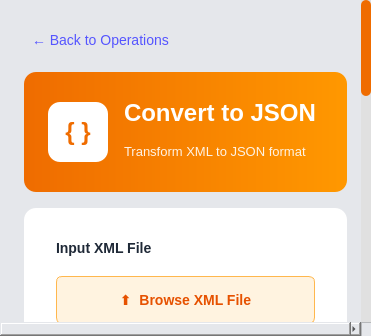
First picture: the form in src/UI/pages/json_converter_page.ui, repository amr10w/ILoveXML, before the edit.
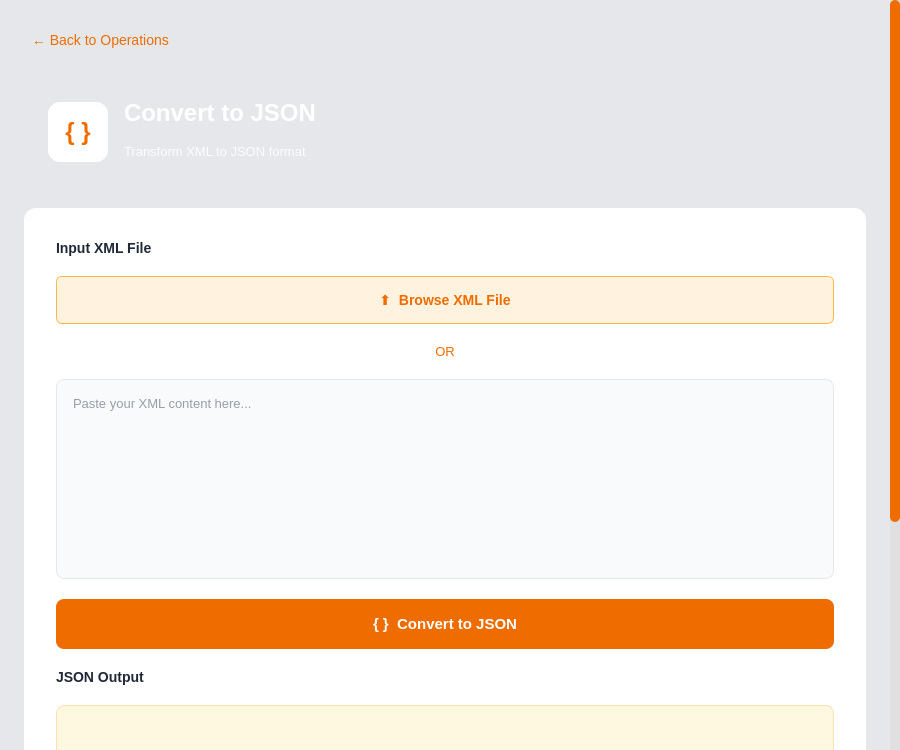
Second picture: the form after the edit.

Commit message: fix Back to Operations button in all operations pages

What changed in the file:
```diff
--- a/src/UI/pages/json_converter_page.ui
+++ b/src/UI/pages/json_converter_page.ui
@@ -2,9 +2,180 @@
 <ui version="4.0">
  <class>JsonConverterPage</class>
  <widget class="QWidget" name="JsonConverterPage">
+  <property name="geometry">
+   <rect>
+    <x>0</x>
+    <y>0</y>
+    <width>900</width>
+    <height>750</height>
+   </rect>
+  </property>
   <property name="windowTitle">
    <string>Convert to JSON</string>
   </property>
+  <property name="styleSheet">
+   <string notr="true">
+/* Global styles */
+QWidget {
+    background-color: #e5e7eb;
+}
+QLabel {
+    background-color: transparent;
+}
+
+/* Specific styling for scroll area's content wrapper */
+QWidget#scrollAreaWidgetContents {
+    background-color: #e5e7eb;
+}
+
+/* Back Button */
+QPushButton#backButton {
+    background-color: transparent;
+    border: none;
+    color: #ef6c00;
+    font-size: 14px;
+    text-align: left;
+    padding: 8px;
+}
+
+QPushButton#backButton:hover {
+    background-color: rgba(239, 108, 0, 0.1);
+    border-radius: 6px;
+    text-decoration: none;
+}
+
+/* Header Widget (Gradient Orange) */
+QWidget#headerWidget {
+    background: qlineargradient(x1:0, y1:0, x2:1, y2:0,
+                                 stop:0 #ef6c00, stop:1 #fb8c00);
+    border-radius: 12px;
+}
+
+QLabel#titleLabel {
+    color: white;
+    font-size: 24px;
+    font-weight: bold;
+}
+
+QLabel#subtitleLabel {
+    color: rgba(255, 255, 255, 0.9);
+    font-size: 13px;
+}
+
+/* Content Widget (White Card) */
+QWidget#contentWidget {
+    background-color: white;
+    border-radius: 12px;
+}
+
+/* Labels */
+QLabel#inputLabel, QLabel#outputLabel {
+    color: #1f2937;
+    font-size: 14px;
+    font-weight: 600;
+}
+
+/* Browse Button */
+QPushButton#browseButton {
+    background-color: #fff3e0;
+    color: #ef6c00;
+    border: 1px solid #ffb74d;
+    border-radius: 6px;
+    padding: 12px 24px;
+    font-size: 14px;
+    font-weight: 500;
+}
+
+QPushButton#browseButton:hover {
+    background-color: #ffe0b2;
+}
+
+/* Input Text Edit */
+QTextEdit#inputTextEdit {
+    background-color: #f9fafb;
+    border: 1px solid #e5e7eb;
+    border-radius: 8px;
+    padding: 12px;
+    font-family: 'Courier New', monospace;
+    font-size: 13px;
+    color: #374151;
+}
+
+QTextEdit#inputTextEdit:focus {
+    border: 2px solid #ef6c00;
+    background-color: white;
+}
+
+/* Output Text Edit */
+QTextEdit#outputTextEdit {
+    background-color: #fff8e1;
+    border: 1px solid #ffe0b2;
+    border-radius: 8px;
+    padding: 12px;
+    font-family: 'Courier New', monospace;
+    font-size: 13px;
+    color: #e65100;
+}
+
+/* Convert Button */
+QPushButton#convertButton {
+    background-color: #ef6c00;
+    color: white;
+    border: none;
+    border-radius: 8px;
+    padding: 14px 28px;
+    font-size: 15px;
+    font-weight: 600;
+}
+
+QPushButton#convertButton:hover {
+    background-color: #e65100;
+}
+
+QPushButton#convertButton:pressed {
+    background-color: #d84315;
+}
+
+/* Download Button (Orange to match theme) */
+QPushButton#downloadButton {
+    background-color: #fb8c00;
+    color: white;
+    border: none;
+    border-radius: 8px;
+    padding: 12px 24px;
+    font-size: 14px;
+    font-weight: 600;
+}
+
+QPushButton#downloadButton:hover {
+    background-color: #f57c00;
+}
+
+/* ScrollBar */
+QScrollBar:vertical {
+    border: none;
+    background: #e0e0e0;
+    width: 10px; 
+    margin: 0px; 
+}
+QScrollBar::handle:vertical {
+    background: #ef6c00; 
+    min-height: 20px;
+    border-radius: 5px;
+}
+QScrollBar::handle:vertical:hover {
+    background: #e65100; 
+}
+QScrollBar::add-line:vertical, QScrollBar::sub-line:vertical {
+    border: none;
+    background: none;
+    height: 0px; 
+}
+QScrollBar::add-page:vertical, QScrollBar::sub-page:vertical {
+    background: none;
+}
+   </string>
+  </property>
 
   <layout class="QVBoxLayout" name="rootLayout">
    <property name="leftMargin"><number>0</number></property>
@@ -91,9 +262,15 @@
 
           <item>
            <widget class="QPushButton" name="browseButton">
-            <property name="minimumSize"><size><width>0</width><height>48</height></size></property>
-            <property name="cursor"><cursorShape>PointingHandCursor</cursorShape></property>
-            <property name="text"><string>⬆  Browse XML File</string></property>
+            <property name="minimumSize">
+             <size><width>0</width><height>48</height></size>
+            </property>
+            <property name="cursor">
+             <cursorShape>PointingHandCursor</cursorShape>
+            </property>
+            <property name="text">
+             <string>⬆  Browse XML File</string>
+            </property>
            </widget>
           </item>
 
@@ -101,26 +278,32 @@
            <widget class="QLabel" name="orLabel">
             <property name="text"><string>OR</string></property>
             <property name="alignment"><set>Qt::AlignCenter</set></property>
+            <property name="styleSheet"><string>color: #ef6c00; font-size: 13px;</string></property>
            </widget>
           </item>
 
           <item>
            <widget class="QTextEdit" name="inputTextEdit">
-            <property name="sizePolicy">
-             <sizepolicy hsizetype="Expanding" vsizetype="Expanding">
-              <horstretch>0</horstretch>
-              <verstretch>1</verstretch>
-             </sizepolicy>
+            <property name="minimumSize">
+             <size><width>0</width><height>200</height></size>
             </property>
-            <property name="minimumSize"><size><width>0</width><height>200</height></size></property>
+            <property name="placeholderText">
+             <string>Paste your XML content here...</string>
+            </property>
            </widget>
           </item>
 
           <item>
            <widget class="QPushButton" name="convertButton">
-            <property name="minimumSize"><size><width>0</width><height>50</height></size></property>
-            <property name="cursor"><cursorShape>PointingHandCursor</cursorShape></property>
-            <property name="text"><string>{ }  Convert to JSON</string></property>
+            <property name="minimumSize">
+             <size><width>0</width><height>50</height></size>
+            </property>
+            <property name="cursor">
+             <cursorShape>PointingHandCursor</cursorShape>
+            </property>
+            <property name="text">
+             <string>{ }  Convert to JSON</string>
+            </property>
            </widget>
           </item>
 
@@ -132,11 +315,8 @@
 
           <item>
            <widget class="QTextEdit" name="outputTextEdit">
-            <property name="sizePolicy">
-             <sizepolicy hsizetype="Expanding" vsizetype="Expanding">
-              <horstretch>0</horstretch>
-              <verstretch>1</verstretch>
-             </sizepolicy>
+            <property name="minimumSize">
+             <size><width>0</width><height>250</height></size>
             </property>
             <property name="minimumSize"><size><width>0</width><height>250</height></size></property>
             <property name="readOnly"><bool>true</bool></property>
@@ -159,78 +339,6 @@
     </widget>
    </item>
   </layout>
-
-  <property name="styleSheet">
-   <string notr="true">
-    /* Global styles */
-    QWidget { background-color: #e5e7eb; }
-    QLabel { background-color: transparent; }
-    QWidget#scrollAreaWidgetContents { background-color: #e5e7eb; }
-
-    /* Back Button */
-    QPushButton#backButton {
-        background-color: transparent; border: none; color: #5555FF;
-        font-size: 14px; text-align: left; padding: 8px;
-    }
-    QPushButton#backButton:hover { background-color: rgba(85, 85, 255, 0.1); border-radius: 6px; }
-
-    /* Header Widget (Gradient ORANGE) */
-    QWidget#headerWidget {
-        background: qlineargradient(x1:0, y1:0, x2:1, y2:0, stop:0 #ef6c00, stop:1 #ff9800);
-        border-radius: 12px;
-    }
-    QLabel#titleLabel { color: white; font-size: 24px; font-weight: bold; }
-    QLabel#subtitleLabel { color: rgba(255, 255, 255, 0.9); font-size: 13px; }
-
-    /* Content Widget */
-    QWidget#contentWidget { background-color: white; border-radius: 12px; }
-    QLabel#inputLabel, QLabel#outputLabel { color: #1f2937; font-size: 14px; font-weight: 600; }
-
-    /* Browse Button (Light Orange) */
-    QPushButton#browseButton {
-        background-color: #fff3e0; color: #e65100;
-        border: 1px solid #ffb74d; border-radius: 6px;
-        padding: 12px 24px; font-size: 14px; font-weight: 500;
-    }
-    QPushButton#browseButton:hover { background-color: #ffe0b2; }
-
-    QLabel#orLabel { color: #888; font-size: 13px; }
-
-    /* Inputs */
-    QTextEdit#inputTextEdit {
-        background-color: #f9fafb; border: 1px solid #e5e7eb; border-radius: 8px;
-        padding: 12px; font-family: 'Courier New', monospace; font-size: 13px; color: #374151;
-    }
-    QTextEdit#inputTextEdit:focus { border: 2px solid #ef6c00; background-color: white; }
-
-    /* Output Area */
-    QTextEdit#outputTextEdit {
-        background-color: #fff8e1; border: 1px solid #ffe0b2; border-radius: 8px;
-        padding: 12px; font-family: 'Courier New', monospace; font-size: 13px; color: #e65100;
-    }
-
-    /* Convert Button (Solid Orange) */
-    QPushButton#convertButton {
-        background-color: #ef6c00; color: white; border: none; border-radius: 8px;
-        padding: 14px 28px; font-size: 15px; font-weight: 600;
-    }
-    QPushButton#convertButton:hover { background-color: #e65100; }
-    QPushButton#convertButton:pressed { background-color: #bf360c; }
-
-    /* Download Button */
-    QPushButton#downloadButton {
-        background-color: #1976d2; color: white; border: none; border-radius: 8px;
-        padding: 12px 24px; font-size: 14px; font-weight: 600;
-    }
-    QPushButton#downloadButton:hover { background-color: #1565c0; }
-    
-    /* Scroll Bar */
-    QScrollBar:vertical { border: none; background: #e0e0e0; width: 10px; margin: 0px; }
-    QScrollBar::handle:vertical { background: #ef6c00; min-height: 20px; border-radius: 5px; }
-    QScrollBar::handle:vertical:hover { background: #e65100; }
-    QScrollBar::add-line:vertical, QScrollBar::sub-line:vertical { height: 0px; }
-   </string>
-  </property>
  </widget>
  <resources/>
  <connections/>
```
Left out of the diff: 64 changed lines with no effect on the pictures. The commit also changes 21 other files.
